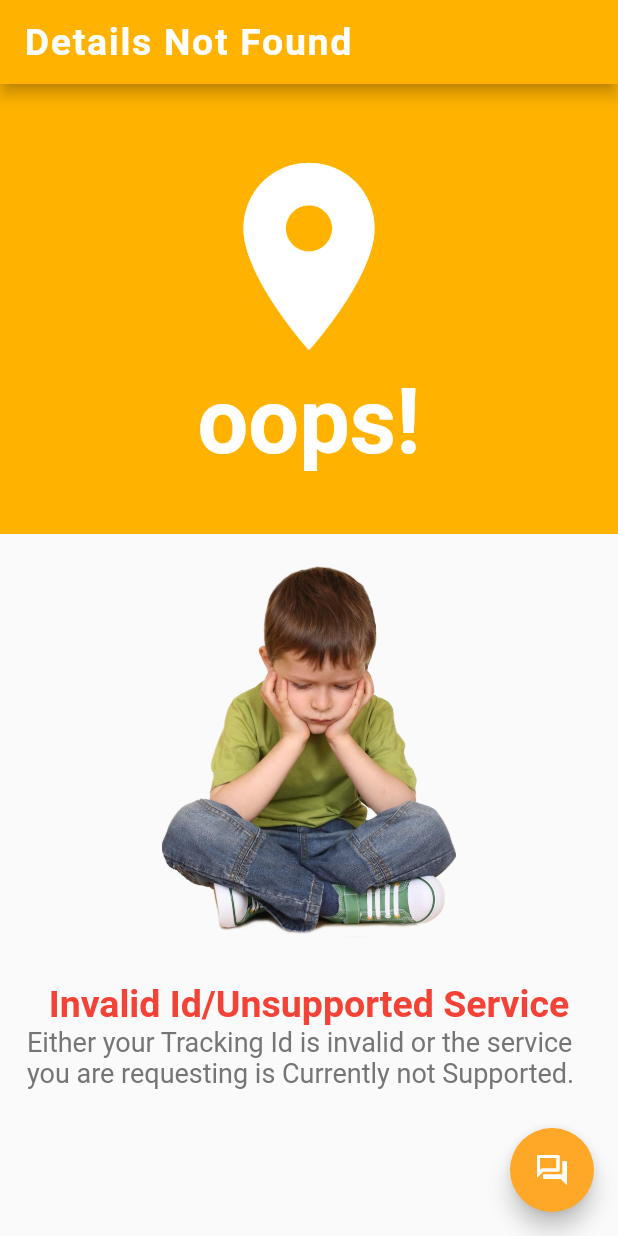
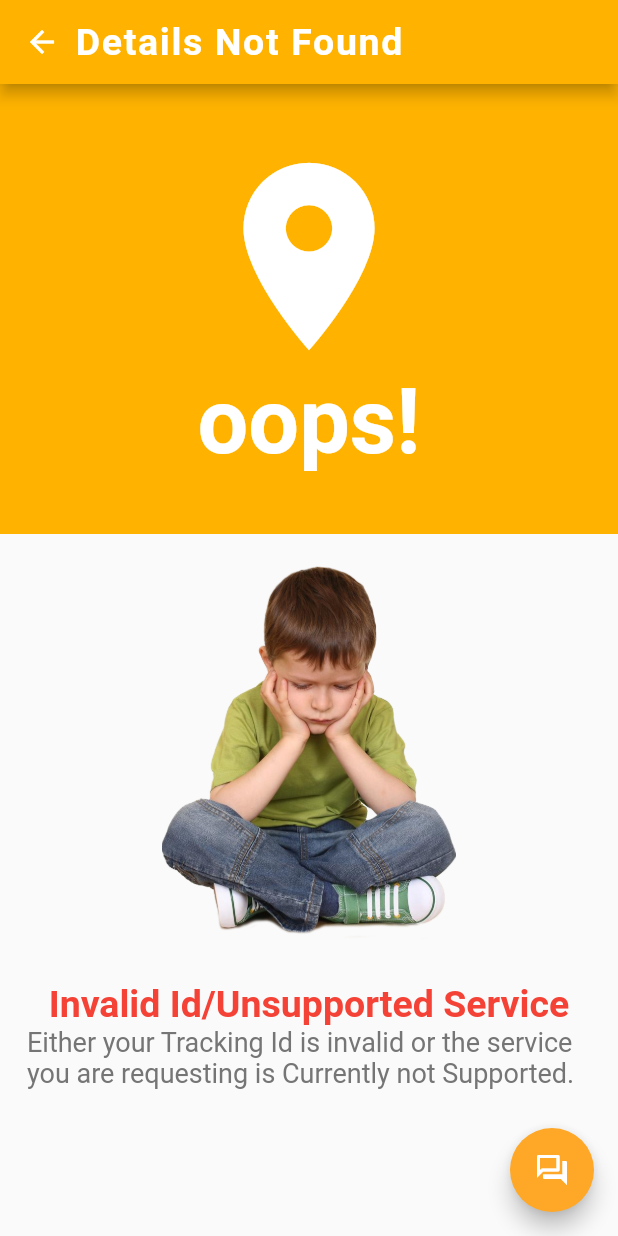
Before and after one commit to saurabh0013/TrackInfo-App-Flutter, a Flutter app: the Error screen opened directly, on a phone screen of 412 x 824 dp. Run offline on Flutter 3.47's test engine with Material 2 defaults, Android fonts, the phone set to English and light mode, and no system bars; our stand-ins replace flutter_local_notifications, progress_dialog, simple_animations, sqflite; missing offline and left inert: wiredash, workmanager; accounts and stored records are empty.

Commit message:
final commit

```diff
--- a/lib/pages/error.dart
+++ b/lib/pages/error.dart
@@ -1,5 +1,7 @@
 import 'package:flutter/material.dart';
 import 'package:track_info/animations/FadeAnimation.dart';
+import 'package:track_info/bottomNavigationBar.dart';
+
 import 'package:wiredash/wiredash.dart';
 
 class MyError extends StatelessWidget {
@@ -27,13 +29,26 @@ class Error extends StatelessWidget {
           onPressed: () => Wiredash.of(context).show(),
           child: Icon(Icons.question_answer_outlined, color: Colors.white)),
       appBar: AppBar(
-        title: Text(
+        title: Row(
+          children: [
+            GestureDetector(
+                onTap: () {
+                  Navigator.of(context).push(MaterialPageRoute(
+                      builder: (_) => MyBottomNavigationBar()));
+                },
+                child: Icon(Icons.arrow_back)),
+            SizedBox(
+              width: 10,
+            ),
+            Text(
               "Details Not Found",
               style: TextStyle(
                   fontSize: 25,
                   letterSpacing: 1.1,
                   color: Colors.white,
                   fontWeight: FontWeight.bold),
+            ),
+          ],
         ),
         backgroundColor: Colors.amber[600],
       ),
@@ -99,7 +114,7 @@ class Error extends StatelessWidget {
                     ),
                     Center(
                       child: Text(
-                        "Either your Tracking Id is invalid or the service you are requesting is Currently not Supported.",
+                        "Either your Tracking Id is invalid or the service you are requesting is Currently not Supported.\n\n",
                         style: TextStyle(
                             fontSize: 18,
                             fontWeight: FontWeight.w400,
```
Also changed, not shown: lib/pages/saved.dart (+12 -9 lines), assets/background.jpg, 1 other file. Lines whose indentation alone changed are shown as unchanged.
